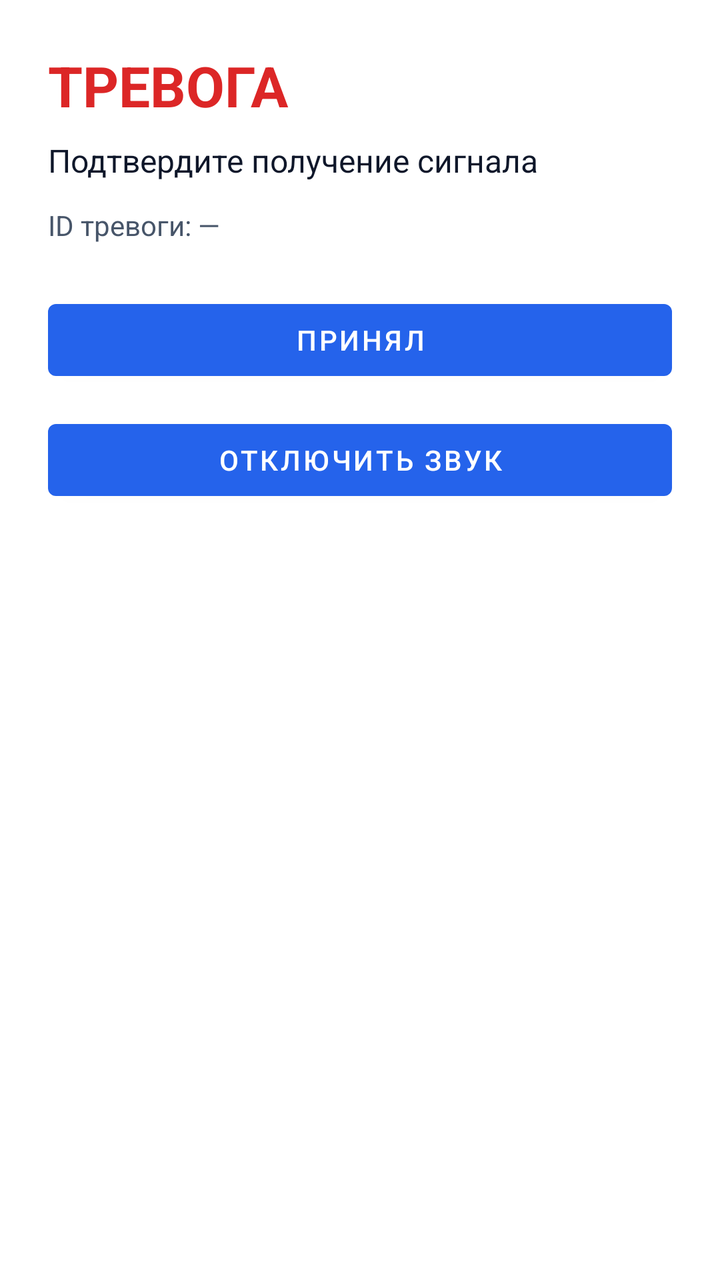
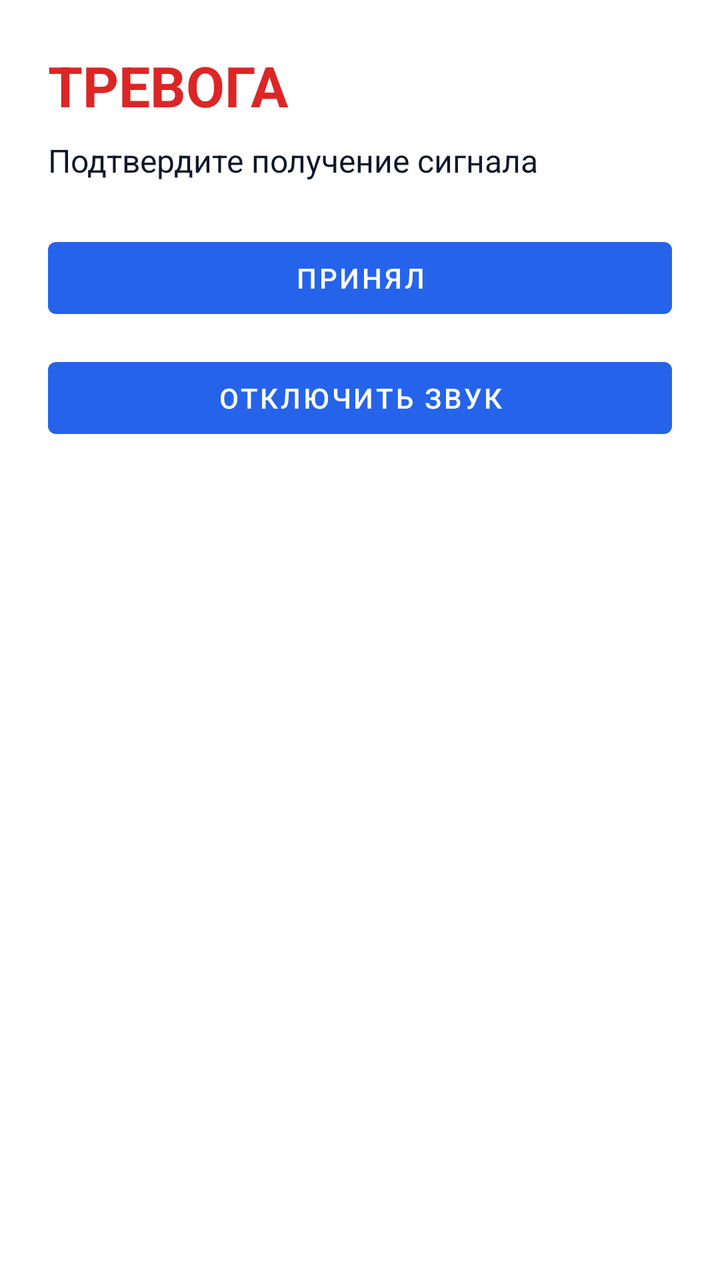

Before-and-after screenshots of an Android layout around one commit, followed by the original layout XML and the change that was made.
<!-- AndroidManifest.xml: application theme Theme.PersonnelAccounting -->
<!-- res/layout/activity_alert.xml -->
<?xml version="1.0" encoding="utf-8"?>
<androidx.constraintlayout.widget.ConstraintLayout
    xmlns:android="http://schemas.android.com/apk/res/android"
    xmlns:app="http://schemas.android.com/apk/res-auto"
    android:layout_width="match_parent"
    android:layout_height="match_parent"
    android:padding="24dp">

    <TextView
        android:id="@+id/title"
        android:layout_width="0dp"
        android:layout_height="wrap_content"
        android:text="ТРЕВОГА"
        android:textSize="28sp"
        android:textStyle="bold"
        android:textColor="#DC2626"
        app:layout_constraintTop_toTopOf="parent"
        app:layout_constraintStart_toStartOf="parent"
        app:layout_constraintEnd_toEndOf="parent" />

    <TextView
        android:id="@+id/subtitle"
        android:layout_width="0dp"
        android:layout_height="wrap_content"
        android:text="Подтвердите получение сигнала"
        android:textSize="16sp"
        android:textColor="#0F172A"
        android:layout_marginTop="8dp"
        app:layout_constraintTop_toBottomOf="@id/title"
        app:layout_constraintStart_toStartOf="parent"
        app:layout_constraintEnd_toEndOf="parent" />

    <TextView
        android:id="@+id/alertIdText"
        android:layout_width="0dp"
        android:layout_height="wrap_content"
        android:text="ID тревоги: —"
        android:textSize="14sp"
        android:textColor="#475569"
        android:layout_marginTop="12dp"
        app:layout_constraintTop_toBottomOf="@id/subtitle"
        app:layout_constraintStart_toStartOf="parent"
        app:layout_constraintEnd_toEndOf="parent" />

    <TextView
        android:id="@+id/statusText"
        android:layout_width="0dp"
        android:layout_height="wrap_content"
        android:text=""
        android:textSize="14sp"
        android:textColor="#15803D"
        android:layout_marginTop="12dp"
        android:visibility="gone"
        app:layout_constraintTop_toBottomOf="@id/alertIdText"
        app:layout_constraintStart_toStartOf="parent"
        app:layout_constraintEnd_toEndOf="parent" />

    <TextView
        android:id="@+id/errorText"
        android:layout_width="0dp"
        android:layout_height="wrap_content"
        android:text=""
        android:textSize="14sp"
        android:textColor="#B91C1C"
        android:layout_marginTop="12dp"
        android:visibility="gone"
        app:layout_constraintTop_toBottomOf="@id/statusText"
        app:layout_constraintStart_toStartOf="parent"
        app:layout_constraintEnd_toEndOf="parent" />

    <com.google.android.material.button.MaterialButton
        android:id="@+id/acceptButton"
        android:layout_width="0dp"
        android:layout_height="wrap_content"
        android:text="Принял"
        android:layout_marginTop="24dp"
        app:layout_constraintTop_toBottomOf="@id/errorText"
        app:layout_constraintStart_toStartOf="parent"
        app:layout_constraintEnd_toEndOf="parent" />

    <com.google.android.material.button.MaterialButton
        android:id="@+id/stopSoundButton"
        android:layout_width="0dp"
        android:layout_height="wrap_content"
        android:text="Отключить звук"
        android:layout_marginTop="12dp"
        app:layout_constraintTop_toBottomOf="@id/acceptButton"
        app:layout_constraintStart_toStartOf="parent"
        app:layout_constraintEnd_toEndOf="parent" />

    <ProgressBar
        android:id="@+id/progress"
        android:layout_width="wrap_content"
        android:layout_height="wrap_content"
        android:visibility="gone"
        android:layout_marginTop="16dp"
        app:layout_constraintTop_toBottomOf="@id/stopSoundButton"
        app:layout_constraintStart_toStartOf="parent"
        app:layout_constraintEnd_toEndOf="parent" />

</androidx.constraintlayout.widget.ConstraintLayout>
<!-- resources referenced by this layout -->
<resources>
  <style name="Theme.PersonnelAccounting" parent="Theme.MaterialComponents.DayNight.NoActionBar">
          <item name="colorPrimary">#2563EB</item>
          <item name="colorPrimaryVariant">#1D4ED8</item>
          <item name="colorOnPrimary">#FFFFFF</item>
          <item name="colorSecondary">#DC2626</item>
          <item name="colorSecondaryVariant">#B91C1C</item>
          <item name="colorOnSecondary">#FFFFFF</item>
      </style>
</resources>

<!-- the commit's change to res/layout/activity_alert.xml (unified diff, before → after) -->
@@ -34,10 +34,7 @@
         android:id="@+id/alertIdText"
         android:layout_width="0dp"
         android:layout_height="wrap_content"
-        android:text="ID тревоги: —"
-        android:textSize="14sp"
-        android:textColor="#475569"
-        android:layout_marginTop="12dp"
+        android:visibility="gone"
         app:layout_constraintTop_toBottomOf="@id/subtitle"
         app:layout_constraintStart_toStartOf="parent"
         app:layout_constraintEnd_toEndOf="parent" />
